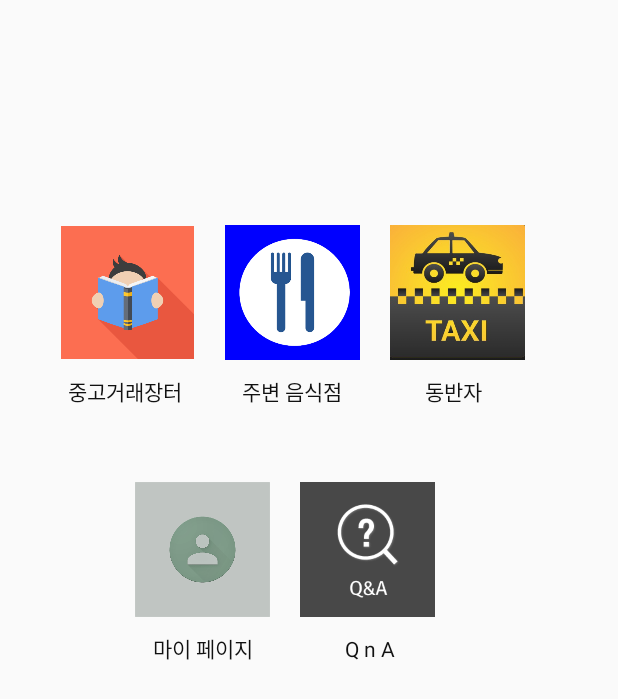
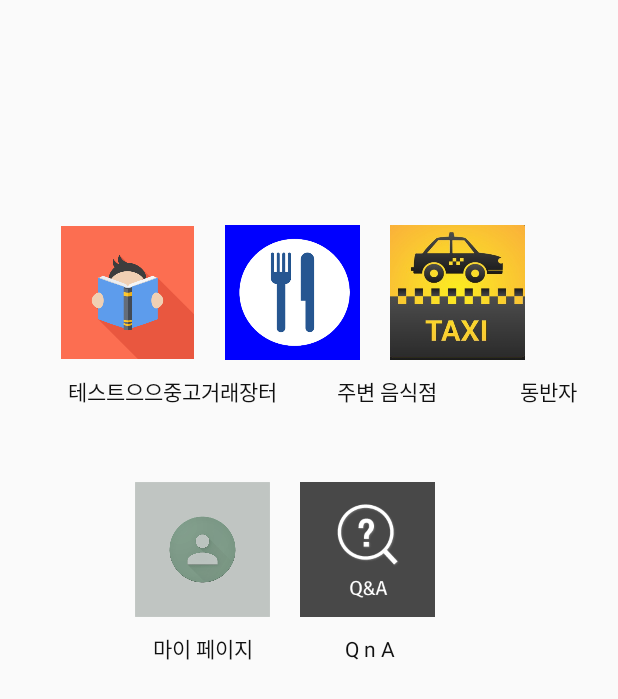
Before and after one commit to mofari/graduation, an Android app: the MainActivity screen opened directly, with no data from a screen before it, on a phone screen of 412 x 824 dp. Shown: the top 699 px of the screen. Run offline under Robolectric (Android 15) with nearby library versions, the phone set to English and light mode, and no system bars.

Commit message:
test2 01.22

```diff
--- a/app/src/main/res/layout/activity_main.xml
+++ b/app/src/main/res/layout/activity_main.xml
@@ -44,6 +44,12 @@
             android:paddingTop="10dp"
             android:paddingLeft="45dp"
             android:orientation="horizontal">
+
+            <TextView
+                android:layout_width="wrap_content"
+                android:layout_height="wrap_content"
+                android:text="테스트으으"
+                android:textColor="#111111"/>
 
             <TextView
                 android:layout_width="wrap_content"
```
